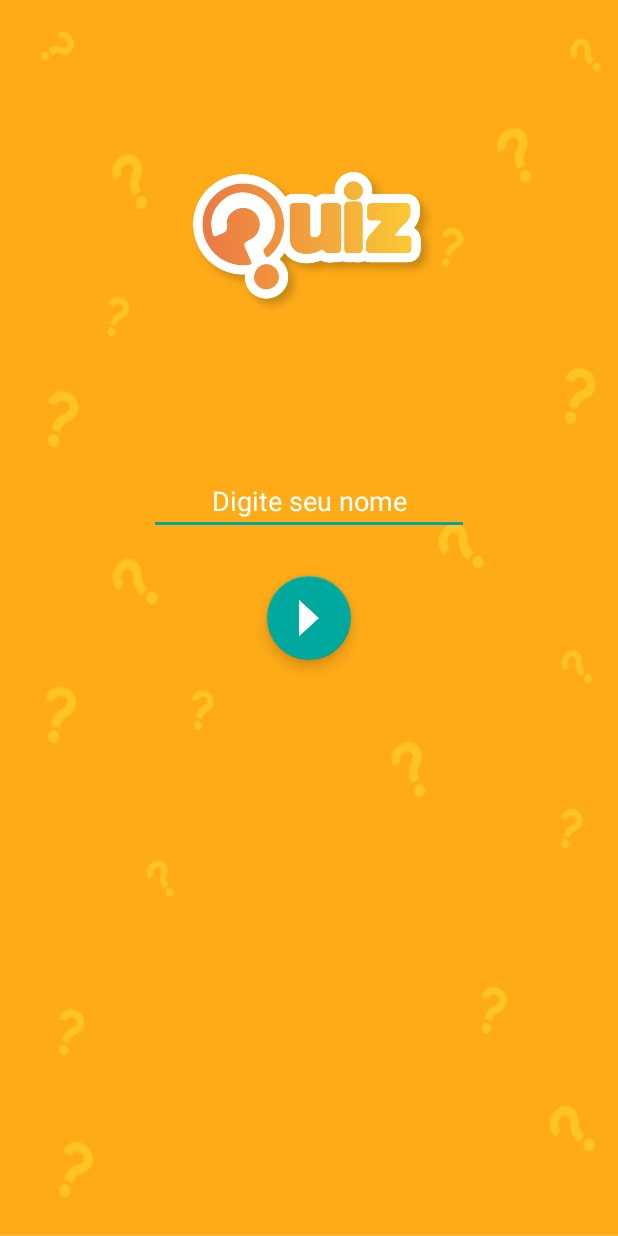
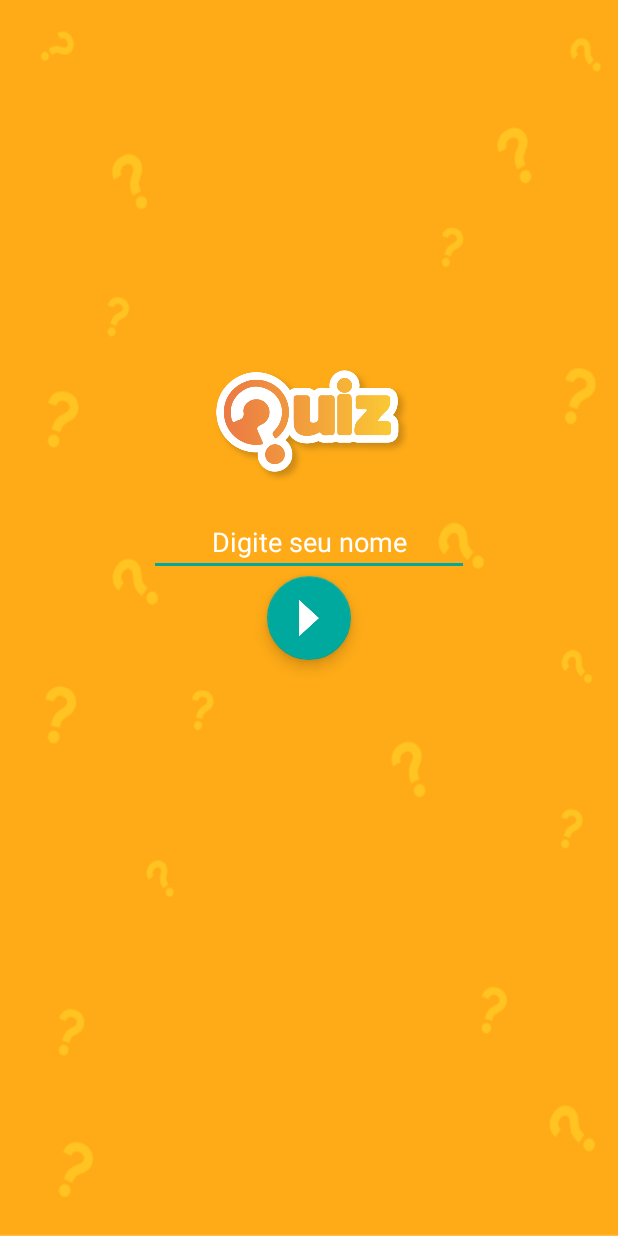
Before and after one commit to hortoni/quiz, an Android app: the screen it shows after launch (HomeActivity), on a phone screen of 412 x 824 dp. Run offline under Robolectric (Android 15) with nearby library versions, the phone set to English and light mode, and no system bars.

Commit message:
add layout constraints

```diff
--- a/app/src/main/res/layout/activity_home.xml
+++ b/app/src/main/res/layout/activity_home.xml
@@ -6,16 +6,18 @@
         android:layout_width="match_parent"
         android:layout_height="match_parent"
         android:background="@drawable/background"
-        tools:context=".HomeActivity">
+        tools:context=".HomeActivity" tools:layout_editor_absoluteY="81dp">
 
     <ImageView
+            android:id="@+id/logoImageView"
             android:layout_width="200dp"
-            android:layout_height="100dp"
+            android:layout_height="80dp"
             android:src="@drawable/ic_quiz"
-            app:layout_constraintTop_toTopOf="parent"
-            android:layout_marginTop="109dp" android:layout_marginEnd="117dp" android:layout_marginRight="117dp"
-            app:layout_constraintEnd_toEndOf="parent" app:layout_constraintStart_toStartOf="parent"
-            android:layout_marginLeft="117dp" android:layout_marginStart="117dp"/>
+            android:layout_marginBottom="@dimen/fab_margin"
+            app:layout_constraintEnd_toEndOf="parent"
+            app:layout_constraintStart_toStartOf="parent"
+            app:layout_constraintBottom_toTopOf="@id/usernameEditText"
+    />
 
     <EditText
             android:id="@+id/usernameEditText"
@@ -28,19 +30,19 @@
             android:textColorHint="@android:color/white"
             android:textColor="@android:color/white"
             android:gravity="center"
-            app:layout_constraintBottom_toBottomOf="parent"
-            app:layout_constraintLeft_toLeftOf="parent"
-            app:layout_constraintRight_toRightOf="parent"
-            app:layout_constraintTop_toTopOf="parent" app:layout_constraintVertical_bias="0.4"/>
+            app:layout_constraintEnd_toEndOf="parent"
+            app:layout_constraintStart_toStartOf="parent"
+            app:layout_constraintBottom_toTopOf="@id/goToQuizButton"
+    />
 
     <com.google.android.material.floatingactionbutton.FloatingActionButton
             android:id="@+id/goToQuizButton"
             android:layout_width="wrap_content"
             android:layout_height="wrap_content"
             android:src="@drawable/ic_go"
+            app:layout_constraintEnd_toEndOf="parent"
+            app:layout_constraintStart_toStartOf="parent"
             app:layout_constraintBottom_toBottomOf="parent"
-            app:layout_constraintLeft_toLeftOf="parent"
-            app:layout_constraintRight_toRightOf="parent"
             app:layout_constraintTop_toTopOf="parent"/>
 
 </androidx.constraintlayout.widget.ConstraintLayout>
```
Also changed, not shown: app/src/main/res/layout/activity_question.xml (+16 -13 lines), app/src/main/res/layout/activity_result.xml (+6 -8 lines).
